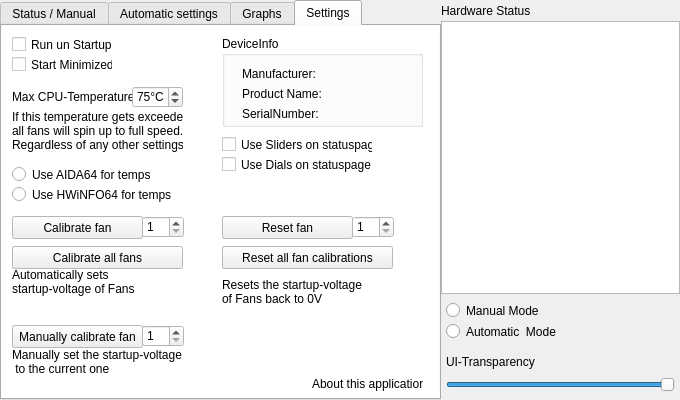
This is FanControllerV2/fancontrollerv2.ui in Alia5/FanControllerV2 as Qt 5 draws it before an edit. The edited form follows.
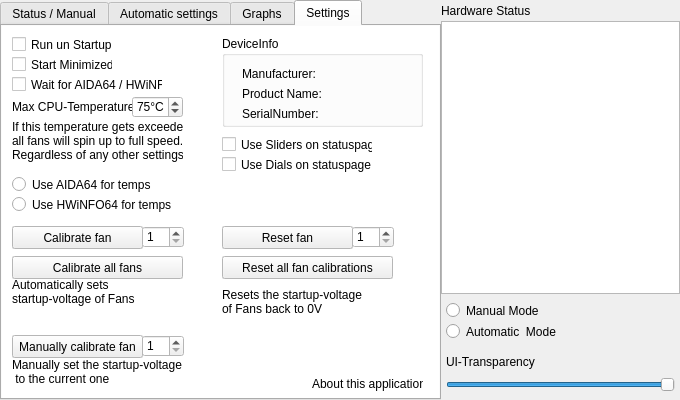
This is the edited form. The open tabs and pages were chosen to show the change. Icons and pictures are not drawn. Custom widgets are drawn as their Qt base class.

Commit message: - added option to wait for aida64 / hwinfo upon startup - updated hwinfo-plugin (fixed an autoupdate-bug) - bumped version-number to 201 (autoupdater)

```diff
--- a/FanControllerV2/fancontrollerv2.ui
+++ b/FanControllerV2/fancontrollerv2.ui
@@ -1692,7 +1692,7 @@
               <property name="geometry">
                <rect>
                 <x>10</x>
-                <y>160</y>
+                <y>170</y>
                 <width>181</width>
                 <height>17</height>
                </rect>
@@ -1705,7 +1705,7 @@
               <property name="geometry">
                <rect>
                 <x>10</x>
-                <y>240</y>
+                <y>250</y>
                 <width>141</width>
                 <height>31</height>
                </rect>
@@ -1732,7 +1732,7 @@
               <property name="geometry">
                <rect>
                 <x>220</x>
-                <y>220</y>
+                <y>230</y>
                 <width>171</width>
                 <height>23</height>
                </rect>
@@ -1751,7 +1751,7 @@
               <property name="geometry">
                <rect>
                 <x>220</x>
-                <y>250</y>
+                <y>260</y>
                 <width>141</width>
                 <height>31</height>
                </rect>
@@ -1778,7 +1778,7 @@
               <property name="geometry">
                <rect>
                 <x>10</x>
-                <y>190</y>
+                <y>200</y>
                 <width>131</width>
                 <height>23</height>
                </rect>
@@ -1810,7 +1810,7 @@
               <property name="geometry">
                <rect>
                 <x>10</x>
-                <y>220</y>
+                <y>230</y>
                 <width>171</width>
                 <height>23</height>
                </rect>
@@ -1842,7 +1842,7 @@
               <property name="geometry">
                <rect>
                 <x>10</x>
-                <y>140</y>
+                <y>150</y>
                 <width>141</width>
                 <height>17</height>
                </rect>
@@ -1855,7 +1855,7 @@
               <property name="geometry">
                <rect>
                 <x>350</x>
-                <y>190</y>
+                <y>200</y>
                 <width>42</width>
                 <height>22</height>
                </rect>
@@ -1871,7 +1871,7 @@
               <property name="geometry">
                <rect>
                 <x>220</x>
-                <y>190</y>
+                <y>200</y>
                 <width>131</width>
                 <height>23</height>
                </rect>
@@ -1890,7 +1890,7 @@
               <property name="geometry">
                <rect>
                 <x>10</x>
-                <y>60</y>
+                <y>70</y>
                 <width>121</width>
                 <height>21</height>
                </rect>
@@ -1903,7 +1903,7 @@
               <property name="geometry">
                <rect>
                 <x>140</x>
-                <y>190</y>
+                <y>200</y>
                 <width>42</width>
                 <height>22</height>
                </rect>
@@ -1919,7 +1919,7 @@
               <property name="geometry">
                <rect>
                 <x>10</x>
-                <y>80</y>
+                <y>90</y>
                 <width>171</width>
                 <height>51</height>
                </rect>
@@ -1932,7 +1932,7 @@
               <property name="geometry">
                <rect>
                 <x>130</x>
-                <y>60</y>
+                <y>70</y>
                 <width>51</width>
                 <height>22</height>
                </rect>
@@ -1951,7 +1951,7 @@
               <property name="geometry">
                <rect>
                 <x>140</x>
-                <y>299</y>
+                <y>309</y>
                 <width>42</width>
                 <height>22</height>
                </rect>
@@ -1967,7 +1967,7 @@
               <property name="geometry">
                <rect>
                 <x>10</x>
-                <y>299</y>
+                <y>309</y>
                 <width>131</width>
                 <height>23</height>
                </rect>
@@ -1986,7 +1986,7 @@
               <property name="geometry">
                <rect>
                 <x>10</x>
-                <y>320</y>
+                <y>330</y>
                 <width>171</width>
                 <height>31</height>
                </rect>
@@ -2009,6 +2009,22 @@
                <string>&lt;html&gt;&lt;head/&gt;&lt;body&gt;&lt;p&gt;&lt;a href=&quot;file://readme.txt&quot;&gt;&lt;span style=&quot; text-decoration: underline; color:#0000ff;&quot;&gt;About this application&lt;/span&gt;&lt;/a&gt;&lt;/p&gt;&lt;/body&gt;&lt;/html&gt;</string>
               </property>
              </widget>
+             <widget class="QCheckBox" name="cb_waitfor">
+              <property name="geometry">
+               <rect>
+                <x>10</x>
+                <y>50</y>
+                <width>151</width>
+                <height>17</height>
+               </rect>
+              </property>
+              <property name="toolTip">
+               <string>Wait for AIDA64 / HWiNFO upon startup</string>
+              </property>
+              <property name="text">
+               <string>Wait for AIDA64 / HWiNFO</string>
+              </property>
+             </widget>
             </widget>
            </widget>
           </item>
```
Left out of the diff: 40 changed lines with no effect on the pictures. The commit also changes 12 other files.
